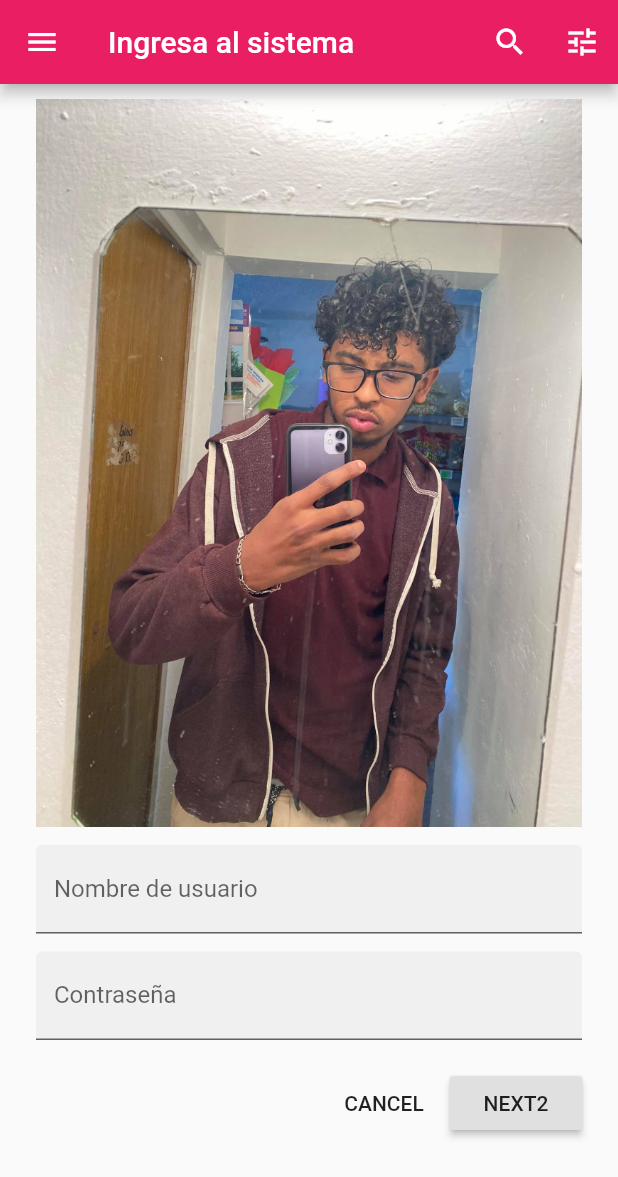
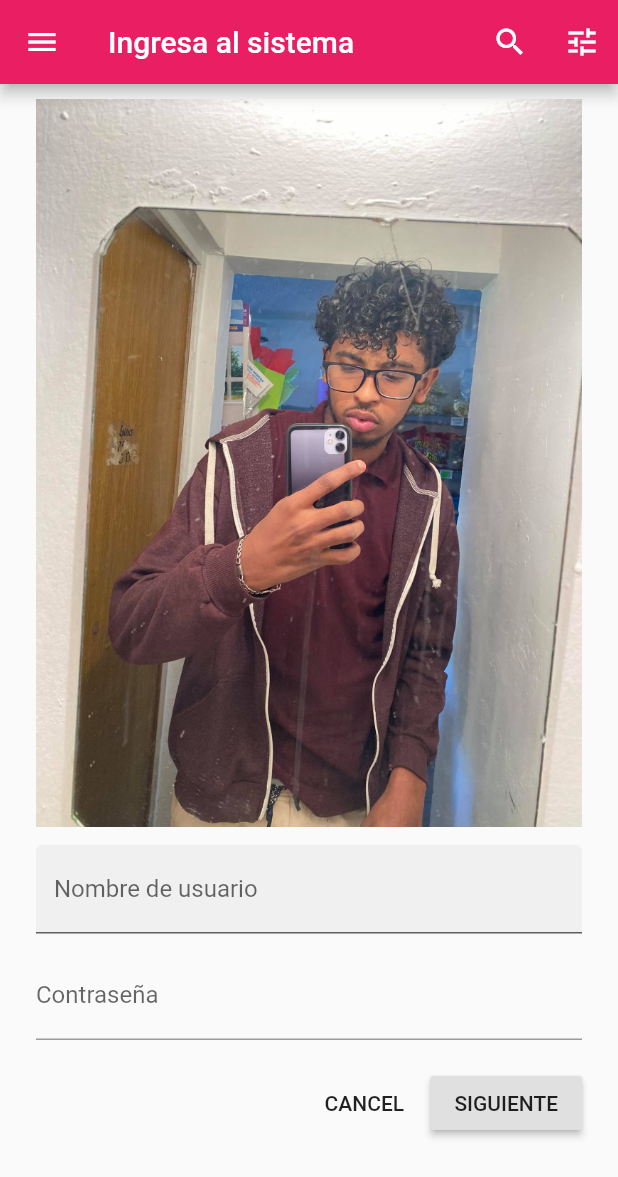
Before and after one commit to YahirS/loginSencillo, a Flutter app: the screen it shows after launch, on a phone screen of 412 x 824 dp. Shown: the top 1177 px of the screen. Run offline on Flutter 3.47's test engine with Material 2 defaults, Android fonts, the phone set to English and light mode, and no system bars.

```diff
--- a/lib/main.dart
+++ b/lib/main.dart
@@ -96,7 +96,7 @@ class _IngresoSistemaState extends State<IngresoSistema> {
                   SizedBox(height: 12.0),
                   TextField(
                     decoration: InputDecoration(
-                      filled: true,
+                      //filled: true,
                       labelText: 'Contraseña',
                     ),
                     obscureText: true,
@@ -116,7 +116,7 @@ class _IngresoSistemaState extends State<IngresoSistema> {
                         ),
                         RaisedButton(
                           child: Text(
-                            'NEXT2',
+                            'SIGUIENTE',
                           ),
                           onPressed: () {
                             setState(() {
```
Also changed, not shown: 1 other file.
